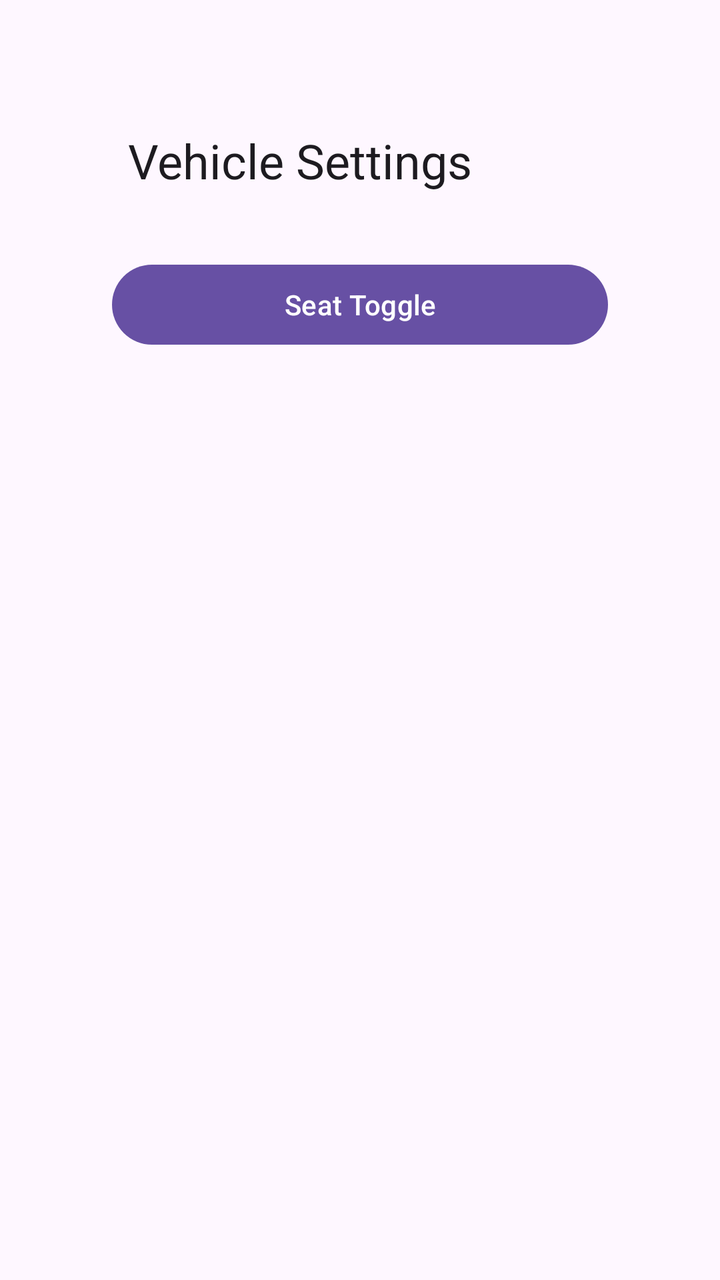
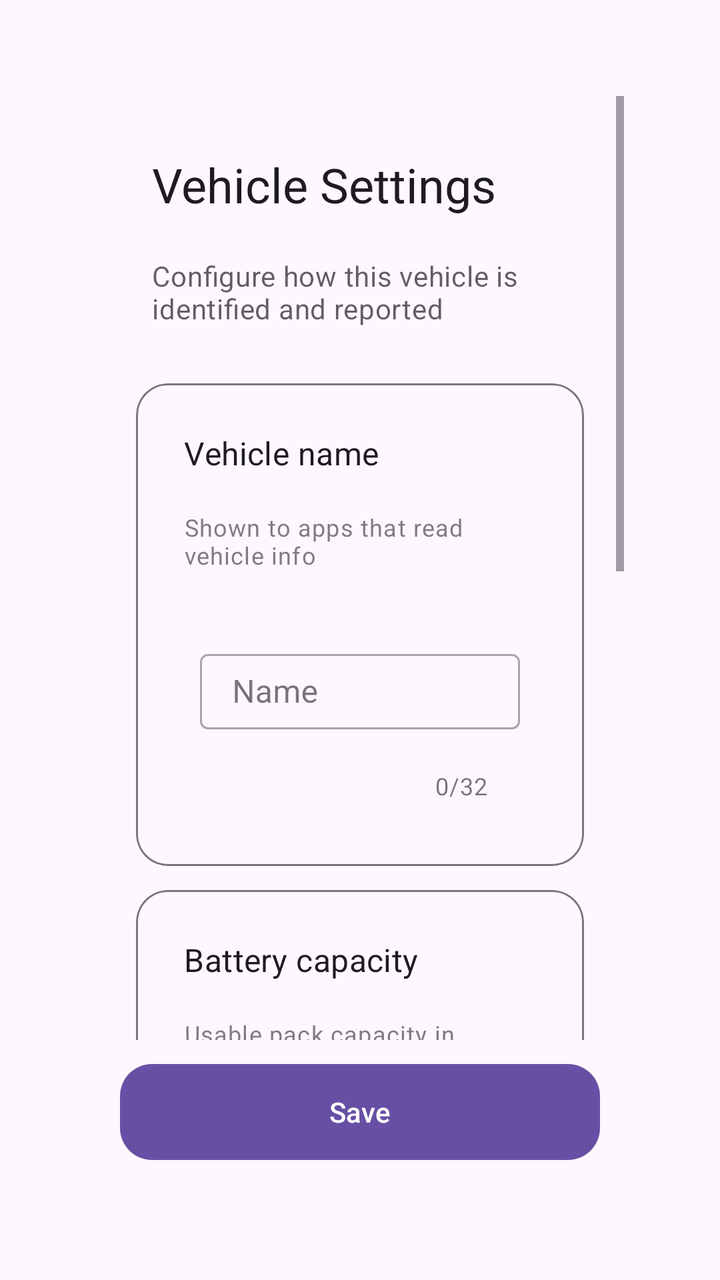

Compare the two renders of this Android layout. The source of the first and the diff that turns it into the second are given below.
<!-- AndroidManifest.xml: application theme Theme.CarService -->
<!-- res/layout/activity_vehicle_settings.xml -->
<?xml version="1.0" encoding="utf-8"?>
<androidx.constraintlayout.widget.ConstraintLayout xmlns:android="http://schemas.android.com/apk/res/android"
    xmlns:app="http://schemas.android.com/apk/res-auto"
    xmlns:tools="http://schemas.android.com/tools"
    android:id="@+id/vehicleSettings"
    android:layout_width="match_parent"
    android:layout_height="match_parent"
    android:padding="24dp"
    tools:context=".activity.VehicleSettings">

    <TextView
        android:id="@+id/titleText"
        android:layout_width="0dp"
        android:layout_height="wrap_content"
        android:text="Vehicle Settings"
        android:textAppearance="@style/TextAppearance.MaterialComponents.Headline5"
        app:layout_constraintEnd_toEndOf="parent"
        app:layout_constraintStart_toStartOf="parent"
        app:layout_constraintTop_toTopOf="parent" />

    <Button
        android:id="@+id/seatToggleButton"
        android:layout_width="0dp"
        android:layout_height="wrap_content"
        android:layout_marginTop="24dp"
        android:text="Seat Toggle"
        app:layout_constraintEnd_toEndOf="parent"
        app:layout_constraintStart_toStartOf="parent"
        app:layout_constraintTop_toBottomOf="@id/titleText" />

</androidx.constraintlayout.widget.ConstraintLayout>
<!-- resources referenced by this layout -->
<resources>
  <style name="Theme.CarService" parent="Theme.Material3.DayNight.NoActionBar">
          <item name="android:padding">8dp</item>
      </style>
</resources>

<!-- the commit's change to res/layout/activity_vehicle_settings.xml (unified diff, before → after) -->
@@ -1,31 +1,226 @@
 <?xml version="1.0" encoding="utf-8"?>
-<androidx.constraintlayout.widget.ConstraintLayout xmlns:android="http://schemas.android.com/apk/res/android"
+<LinearLayout xmlns:android="http://schemas.android.com/apk/res/android"
     xmlns:app="http://schemas.android.com/apk/res-auto"
     xmlns:tools="http://schemas.android.com/tools"
     android:id="@+id/vehicleSettings"
     android:layout_width="match_parent"
     android:layout_height="match_parent"
-    android:padding="24dp"
+    android:orientation="vertical"
     tools:context=".activity.VehicleSettings">
 
-    <TextView
-        android:id="@+id/titleText"
-        android:layout_width="0dp"
-        android:layout_height="wrap_content"
-        android:text="Vehicle Settings"
-        android:textAppearance="@style/TextAppearance.MaterialComponents.Headline5"
-        app:layout_constraintEnd_toEndOf="parent"
-        app:layout_constraintStart_toStartOf="parent"
-        app:layout_constraintTop_toTopOf="parent" />
-
-    <Button
-        android:id="@+id/seatToggleButton"
-        android:layout_width="0dp"
-        android:layout_height="wrap_content"
-        android:layout_marginTop="24dp"
-        android:text="Seat Toggle"
-        app:layout_constraintEnd_toEndOf="parent"
-        app:layout_constraintStart_toStartOf="parent"
-        app:layout_constraintTop_toBottomOf="@id/titleText" />
-
-</androidx.constraintlayout.widget.ConstraintLayout>
+    <ScrollView
+        android:layout_width="match_parent"
+        android:layout_height="0dp"
+        android:layout_weight="1"
+        android:clipToPadding="false"
+        android:fillViewport="true">
+
+        <LinearLayout
+            android:layout_width="match_parent"
+            android:layout_height="wrap_content"
+            android:orientation="vertical"
+            android:padding="20dp">
+
+            <TextView
+                android:id="@+id/titleText"
+                android:layout_width="match_parent"
+                android:layout_height="wrap_content"
+                android:text="Vehicle Settings"
+                android:textAppearance="@style/TextAppearance.MaterialComponents.Headline5" />
+
+            <TextView
+                android:layout_width="match_parent"
+                android:layout_height="wrap_content"
+                android:layout_marginTop="4dp"
+                android:text="Configure how this vehicle is identified and reported"
+                android:textAppearance="@style/TextAppearance.MaterialComponents.Body2"
+                android:alpha="0.7" />
+
+            
+            <com.google.android.material.card.MaterialCardView
+                android:layout_width="match_parent"
+                android:layout_height="wrap_content"
+                android:layout_marginTop="20dp"
+                app:cardCornerRadius="16dp"
+                app:cardElevation="0dp"
+                app:strokeWidth="1dp"
+                app:strokeColor="?attr/colorOutline">
+
+                <LinearLayout
+                    android:layout_width="match_parent"
+                    android:layout_height="wrap_content"
+                    android:orientation="vertical"
+                    android:padding="16dp">
+
+                    <TextView
+                        android:layout_width="wrap_content"
+                        android:layout_height="wrap_content"
+                        android:text="Vehicle name"
+                        android:textAppearance="@style/TextAppearance.MaterialComponents.Subtitle1" />
+
+                    <TextView
+                        android:layout_width="wrap_content"
+                        android:layout_height="wrap_content"
+                        android:layout_marginTop="2dp"
+                        android:text="Shown to apps that read vehicle info"
+                        android:textAppearance="@style/TextAppearance.MaterialComponents.Caption"
+                        android:alpha="0.7" />
+
+                    <com.google.android.material.textfield.TextInputLayout
+                        android:id="@+id/vehicleNameLayout"
+                        style="@style/Widget.MaterialComponents.TextInputLayout.OutlinedBox"
+                        android:layout_width="match_parent"
+                        android:layout_height="wrap_content"
+                        android:layout_marginTop="12dp"
+                        android:hint="Name"
+                        app:counterEnabled="true"
+                        app:counterMaxLength="32"
+                        app:endIconMode="clear_text">
+
+                        <com.google.android.material.textfield.TextInputEditText
+                            android:id="@+id/vehicleNameInput"
+                            android:layout_width="match_parent"
+                            android:layout_height="wrap_content"
+                            android:imeOptions="actionNext"
+                            android:inputType="textCapWords"
+                            android:maxLength="32"
+                            android:maxLines="1" />
+                    </com.google.android.material.textfield.TextInputLayout>
+                </LinearLayout>
+            </com.google.android.material.card.MaterialCardView>
+
+            
+            <com.google.android.material.card.MaterialCardView
+                android:layout_width="match_parent"
+                android:layout_height="wrap_content"
+                android:layout_marginTop="12dp"
+                app:cardCornerRadius="16dp"
+                app:cardElevation="0dp"
+                app:strokeWidth="1dp"
+                app:strokeColor="?attr/colorOutline">
+
+                <LinearLayout
+                    android:layout_width="match_parent"
+                    android:layout_height="wrap_content"
+                    android:orientation="vertical"
+                    android:padding="16dp">
+
+                    <TextView
+                        android:layout_width="wrap_content"
+                        android:layout_height="wrap_content"
+                        android:text="Battery capacity"
+                        android:textAppearance="@style/TextAppearance.MaterialComponents.Subtitle1" />
+
+                    <TextView
+                        android:layout_width="wrap_content"
+                        android:layout_height="wrap_content"
+                        android:layout_marginTop="2dp"
+                        android:text="Usable pack capacity in watt-hours"
+                        android:textAppearance="@style/TextAppearance.MaterialComponents.Caption"
+                        android:alpha="0.7" />
+
+                    <com.google.android.material.textfield.TextInputLayout
+                        android:id="@+id/batteryCapacityLayout"
+                        style="@style/Widget.MaterialComponents.TextInputLayout.OutlinedBox"
+                        android:layout_width="match_parent"
+                        android:layout_height="wrap_content"
+                        android:layout_marginTop="12dp"
+                        android:hint="Capacity"
+                        app:helperText=" "
+                        app:suffixText="Wh">
+
+                        <com.google.android.material.textfield.TextInputEditText
+                            android:id="@+id/batteryCapacityInput"
+                            android:layout_width="match_parent"
+                            android:layout_height="wrap_content"
+                            android:imeOptions="actionDone"
+                            android:inputType="number"
+                            android:maxLength="7"
+                            android:maxLines="1" />
+                    </com.google.android.material.textfield.TextInputLayout>
+                </LinearLayout>
+            </com.google.android.material.card.MaterialCardView>
+
+            
+            <com.google.android.material.card.MaterialCardView
+                android:layout_width="match_parent"
+                android:layout_height="wrap_content"
+                android:layout_marginTop="12dp"
+                app:cardCornerRadius="16dp"
+                app:cardElevation="0dp"
+                app:strokeWidth="1dp"
+                app:strokeColor="?attr/colorOutline">
+
+                <LinearLayout
+                    android:layout_width="match_parent"
+                    android:layout_height="wrap_content"
+                    android:orientation="vertical"
+                    android:padding="16dp">
+
+                    <TextView
+                        android:layout_width="wrap_content"
+                        android:layout_height="wrap_content"
+                        android:text="Driver seat"
+                        android:textAppearance="@style/TextAppearance.MaterialComponents.Subtitle1" />
+
+                    <TextView
+                        android:layout_width="wrap_content"
+                        android:layout_height="wrap_content"
+                        android:layout_marginTop="2dp"
+                        android:text="Which side the driver sits on (requires app restart)"
+                        android:textAppearance="@style/TextAppearance.MaterialComponents.Caption"
+                        android:alpha="0.7" />
+
+                    <com.google.android.material.button.MaterialButtonToggleGroup
+                        android:id="@+id/seatToggleGroup"
+                        android:layout_width="match_parent"
+                        android:layout_height="wrap_content"
+                        android:layout_marginTop="12dp"
+                        app:checkedButton="@id/seatLeftButton"
+                        app:selectionRequired="true"
+                        app:singleSelection="true">
+
+                        <com.google.android.material.button.MaterialButton
+                            android:id="@+id/seatLeftButton"
+                            style="?attr/materialButtonOutlinedStyle"
+                            android:layout_width="0dp"
+                            android:layout_height="wrap_content"
+                            android:layout_weight="1"
+                            android:text="Left (LHD)" />
+
+                        <com.google.android.material.button.MaterialButton
+                            android:id="@+id/seatRightButton"
+                            style="?attr/materialButtonOutlinedStyle"
+                            android:layout_width="0dp"
+                            android:layout_height="wrap_content"
+                            android:layout_weight="1"
+                            android:text="Right (RHD)" />
+                    </com.google.android.material.button.MaterialButtonToggleGroup>
+                </LinearLayout>
+            </com.google.android.material.card.MaterialCardView>
+
+            
+            <TextView
+                android:id="@+id/vinText"
+                android:layout_width="match_parent"
+                android:layout_height="wrap_content"
+                android:layout_marginTop="16dp"
+                android:gravity="center"
+                android:textAppearance="@style/TextAppearance.MaterialComponents.Caption"
+                android:textIsSelectable="true"
+                android:alpha="0.6" />
+        </LinearLayout>
+    </ScrollView>
+
+    <com.google.android.material.button.MaterialButton
+        android:id="@+id/saveButton"
+        android:layout_width="match_parent"
+        android:layout_height="56dp"
+        android:layout_marginStart="20dp"
+        android:layout_marginTop="8dp"
+        android:layout_marginEnd="20dp"
+        android:layout_marginBottom="16dp"
+        android:text="Save"
+        app:cornerRadius="16dp" />
+
+</LinearLayout>
